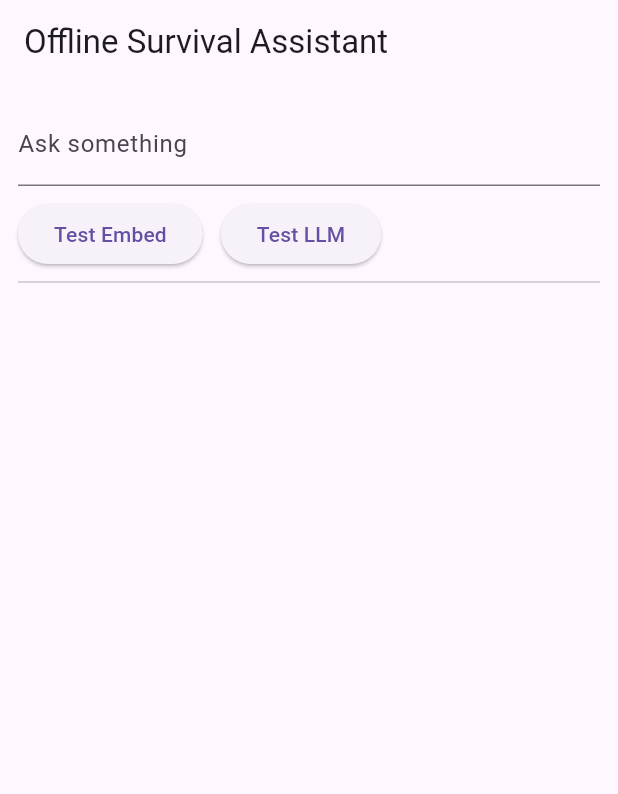
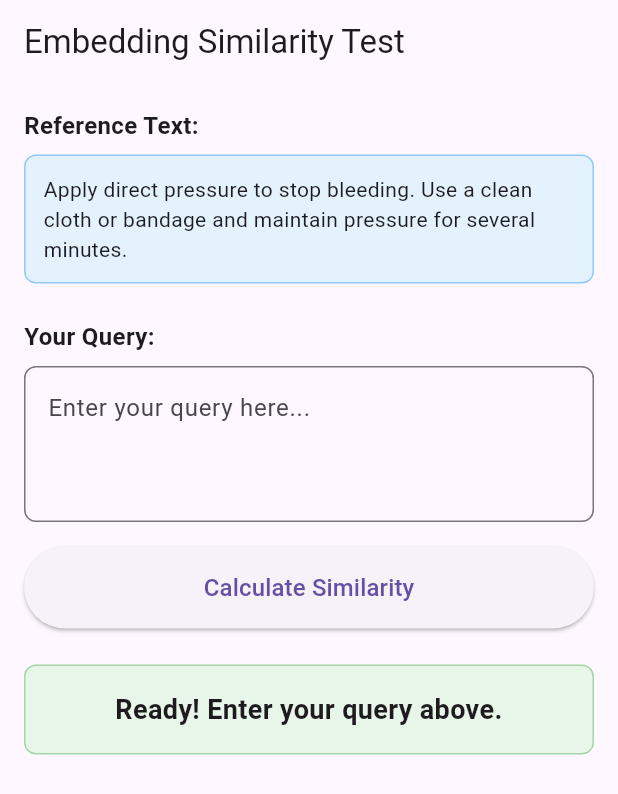
Before and after one commit to mallworth/calhacks, a Flutter app: the screen it shows after launch, on a phone screen of 412 x 824 dp. Shown: the top 794 px of the screen. Run offline on Flutter 3.47's test engine with Material 3 defaults, Android fonts, the light colour scheme and no system bars.

Commit message:
Working on getting embedder to run in the app

```diff
--- a/app/lib/main.dart
+++ b/app/lib/main.dart
@@ -17,11 +17,71 @@
 
 class _DemoPageState extends State<DemoPage> {
   final _controller = TextEditingController();
-  String _output = "";
+  String _output = "Waiting for embedder to load...";
+  bool _isLoading = false;
 
-  Future<void> _testEmbed() async {
-    final v = await NativeChannels.embed("hypothermia checklist");
-    setState(() => _output = "Got ${v.length} dims");
+  // Hardcoded reference text
+  static const String referenceText = "Apply direct pressure to stop bleeding. Use a clean cloth or bandage and maintain pressure for several minutes.";
+
+  @override
+  void initState() {
+    super.initState();
+    _checkEmbedderReady();
+  }
+
+  Future<void> _checkEmbedderReady() async {
+    // Wait a bit for embedder to initialize
+    await Future.delayed(const Duration(seconds: 2));
+    try {
+      // Try a test embedding
+      await NativeChannels.embed("test");
+      setState(() => _output = "Ready! Enter your query above.");
+    } catch (e) {
+      if (e.toString().contains("still loading")) {
+        // Still loading, check again
+        await Future.delayed(const Duration(seconds: 1));
+        _checkEmbedderReady();
+      } else {
+        setState(() => _output = "Error initializing: $e");
+      }
+    }
+  }
+
+  Future<void> _calculateSimilarity() async {
+    final query = _controller.text.trim();
+    if (query.isEmpty) {
+      setState(() => _output = "Please enter a query");
+      return;
+    }
+
+    setState(() {
+      _isLoading = true;
+      _output = "Computing embeddings...";
+    });
+
+    try {
+      // Get embeddings for both texts
+      final refEmbed = await NativeChannels.embed(referenceText);
+      final queryEmbed = await NativeChannels.embed(query);
+
+      // Calculate cosine similarity (vectors are already normalized)
+      double similarity = 0.0;
+      for (int i = 0; i < refEmbed.length; i++) {
+        similarity += refEmbed[i] * queryEmbed[i];
+      }
+
+      final percentage = (similarity * 100).toStringAsFixed(1);
+
+      setState(() {
+        _output = "Similarity: $percentage%";
+        _isLoading = false;
+      });
+    } catch (e) {
+      setState(() {
+        _output = "Error: $e";
+        _isLoading = false;
+      });
+    }
   }
 
   Future<void> _testLLM() async {
@@ -32,31 +92,81 @@
   @override
   Widget build(BuildContext context) {
     return Scaffold(
-      appBar: AppBar(title: const Text("Offline Survival Assistant")),
+      appBar: AppBar(title: const Text("Embedding Similarity Test")),
       body: Padding(
-        padding: const EdgeInsets.all(12),
+        padding: const EdgeInsets.all(16),
         child: Column(
+          crossAxisAlignment: CrossAxisAlignment.stretch,
           children: [
+            // Reference text display
+            const Text(
+              "Reference Text:",
+              style: TextStyle(fontSize: 16, fontWeight: FontWeight.bold),
+            ),
+            const SizedBox(height: 8),
+            Container(
+              padding: const EdgeInsets.all(12),
+              decoration: BoxDecoration(
+                color: Colors.blue.shade50,
+                borderRadius: BorderRadius.circular(8),
+                border: Border.all(color: Colors.blue.shade200),
+              ),
+              child: const Text(
+                referenceText,
+                style: TextStyle(fontSize: 14),
+              ),
+            ),
+            const SizedBox(height: 24),
+
+            // Query input
+            const Text(
+              "Your Query:",
+              style: TextStyle(fontSize: 16, fontWeight: FontWeight.bold),
+            ),
+            const SizedBox(height: 8),
             TextField(
               controller: _controller,
-              decoration: const InputDecoration(labelText: "Ask something"),
+              maxLines: 3,
+              decoration: InputDecoration(
+                hintText: "Enter your query here...",
+                border: OutlineInputBorder(
+                  borderRadius: BorderRadius.circular(8),
+                ),
+              ),
             ),
-            const SizedBox(height: 8),
-            Row(
-              children: [
-                ElevatedButton(
-                  onPressed: _testEmbed,
-                  child: const Text("Test Embed"),
+            const SizedBox(height: 16),
+
+            // Submit button
+            ElevatedButton(
+              onPressed: _isLoading ? null : _calculateSimilarity,
+              style: ElevatedButton.styleFrom(
+                padding: const EdgeInsets.symmetric(vertical: 16),
+              ),
+              child: _isLoading
+                  ? const SizedBox(
+                      height: 20,
+                      width: 20,
+                      child: CircularProgressIndicator(strokeWidth: 2),
+                    )
+                  : const Text("Calculate Similarity", style: TextStyle(fontSize: 16)),
+            ),
+            const SizedBox(height: 24),
+
+            // Output
+            if (_output.isNotEmpty)
+              Container(
+                padding: const EdgeInsets.all(16),
+                decoration: BoxDecoration(
+                  color: Colors.green.shade50,
+                  borderRadius: BorderRadius.circular(8),
+                  border: Border.all(color: Colors.green.shade200),
                 ),
-                const SizedBox(width: 12),
-                ElevatedButton(
-                  onPressed: _testLLM,
-                  child: const Text("Test LLM"),
+                child: Text(
+                  _output,
+                  style: const TextStyle(fontSize: 18, fontWeight: FontWeight.bold),
+                  textAlign: TextAlign.center,
                 ),
-              ],
-            ),
-            const Divider(),
-            Expanded(child: SingleChildScrollView(child: Text(_output))),
+              ),
           ],
         ),
       ),
```
Also changed, not shown: 3 other files.
